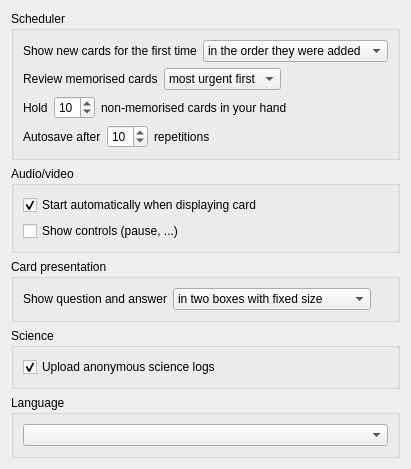
This is mnemosyne/mnemosyne/pyqt_ui/configuration_wdgt_main.ui in mnemosyne-proj/mnemosyne as Qt 5 draws it before an edit. The edited form follows.
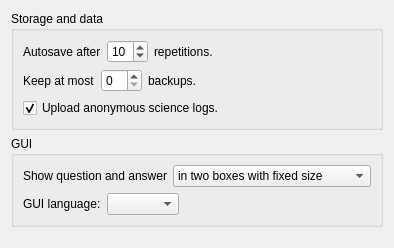
This is the edited form.

Commit message: Rework config screen.

The edit to the form file:
```diff
--- a/mnemosyne/mnemosyne/pyqt_ui/configuration_wdgt_main.ui
+++ b/mnemosyne/mnemosyne/pyqt_ui/configuration_wdgt_main.ui
@@ -6,150 +6,35 @@
    <rect>
     <x>0</x>
     <y>0</y>
-    <width>380</width>
-    <height>414</height>
+    <width>361</width>
+    <height>248</height>
    </rect>
   </property>
   <property name="windowTitle">
    <string>Form</string>
   </property>
-  <layout class="QVBoxLayout" name="verticalLayout_7">
-   <item>
     <layout class="QVBoxLayout" name="verticalLayout_6">
      <item>
+    <layout class="QVBoxLayout" name="verticalLayout_5">
+     <item>
       <widget class="QGroupBox" name="groupBox">
        <property name="title">
-        <string>Scheduler</string>
+        <string>Storage and data</string>
        </property>
+       <layout class="QVBoxLayout" name="verticalLayout_2">
+        <item>
        <layout class="QVBoxLayout" name="verticalLayout">
-        <item>
-         <layout class="QHBoxLayout" name="horizontalLayout_2">
-          <item>
-           <widget class="QLabel" name="label_2">
-            <property name="text">
-             <string>Show new cards for the first time</string>
-            </property>
-           </widget>
-          </item>
-          <item>
-           <widget class="QComboBox" name="new_cards">
-            <item>
-             <property name="text">
-              <string>in the order they were added</string>
-             </property>
-            </item>
-            <item>
-             <property name="text">
-              <string>in random order</string>
-             </property>
-            </item>
-           </widget>
-          </item>
-          <item>
-           <spacer name="horizontalSpacer">
-            <property name="orientation">
-             <enum>Qt::Horizontal</enum>
-            </property>
-            <property name="sizeHint" stdset="0">
-             <size>
-              <width>40</width>
-              <height>20</height>
-             </size>
-            </property>
-           </spacer>
-          </item>
-         </layout>
-        </item>
-        <item>
-         <layout class="QHBoxLayout" name="horizontalLayout_3">
-          <item>
-           <widget class="QLabel" name="label_3">
-            <property name="text">
-             <string>Review memorised cards</string>
-            </property>
-           </widget>
-          </item>
-          <item>
-           <widget class="QComboBox" name="scheduled_cards">
-            <item>
-             <property name="text">
-              <string>most urgent first</string>
-             </property>
-            </item>
-            <item>
-             <property name="text">
-              <string>in random order</string>
-             </property>
-            </item>
-           </widget>
-          </item>
-          <item>
-           <spacer name="horizontalSpacer_2">
-            <property name="orientation">
-             <enum>Qt::Horizontal</enum>
-            </property>
-            <property name="sizeHint" stdset="0">
-             <size>
-              <width>40</width>
-              <height>20</height>
-             </size>
-            </property>
-           </spacer>
-          </item>
-         </layout>
-        </item>
         <item>
          <layout class="QHBoxLayout" name="horizontalLayout">
           <item>
-           <widget class="QLabel" name="label">
-            <property name="text">
-             <string>Hold</string>
-            </property>
-           </widget>
-          </item>
-          <item>
-           <widget class="QSpinBox" name="non_memorised_cards">
-            <property name="minimum">
-             <number>1</number>
-            </property>
-            <property name="value">
-             <number>10</number>
-            </property>
-           </widget>
-          </item>
-          <item>
-           <widget class="QLabel" name="label_4">
-            <property name="text">
-             <string>non-memorised cards in your hand</string>
-            </property>
-           </widget>
-          </item>
-          <item>
-           <spacer name="horizontalSpacer_3">
-            <property name="orientation">
-             <enum>Qt::Horizontal</enum>
-            </property>
-            <property name="sizeHint" stdset="0">
-             <size>
-              <width>40</width>
-              <height>20</height>
-             </size>
-            </property>
-           </spacer>
-          </item>
-         </layout>
-        </item>
-        <item>
-         <layout class="QHBoxLayout" name="horizontalLayout_4">
-          <item>
-           <widget class="QLabel" name="label_5">
+             <widget class="QLabel" name="label_13">
             <property name="text">
              <string>Autosave after</string>
             </property>
            </widget>
           </item>
           <item>
-           <widget class="QSpinBox" name="save_after_n_reps">
+             <widget class="QSpinBox" name="save_after_n_reps_2">
             <property name="minimum">
              <number>1</number>
             </property>
@@ -162,14 +47,14 @@
            </widget>
           </item>
           <item>
-           <widget class="QLabel" name="label_6">
+             <widget class="QLabel" name="label_14">
             <property name="text">
-             <string>repetitions</string>
+               <string>repetitions.</string>
             </property>
            </widget>
           </item>
           <item>
-           <spacer name="horizontalSpacer_4">
+             <spacer name="horizontalSpacer_10">
             <property name="orientation">
              <enum>Qt::Horizontal</enum>
             </property>
@@ -183,19 +68,46 @@
           </item>
          </layout>
         </item>
-       </layout>
+          <item>
+           <layout class="QHBoxLayout" name="horizontalLayout_4">
+            <item>
+             <widget class="QLabel" name="label_2">
+              <property name="text">
+               <string>Keep at most</string>
+              </property>
       </widget>
      </item>
      <item>
-      <widget class="QGroupBox" name="audio_box">
-       <property name="title">
-        <string>Audio/video</string>
-       </property>
-       <layout class="QVBoxLayout" name="verticalLayout_2">
+             <widget class="QSpinBox" name="spinBox"/>
+            </item>
+            <item>
+             <widget class="QLabel" name="label_3">
+              <property name="text">
+               <string>backups.</string>
+              </property>
+             </widget>
+            </item>
         <item>
-         <widget class="QCheckBox" name="media_autoplay">
+             <spacer name="horizontalSpacer_3">
+              <property name="orientation">
+               <enum>Qt::Horizontal</enum>
+              </property>
+              <property name="sizeHint" stdset="0">
+               <size>
+                <width>40</width>
+                <height>20</height>
+               </size>
+              </property>
+             </spacer>
+            </item>
+           </layout>
+          </item>
+          <item>
+           <layout class="QHBoxLayout" name="horizontalLayout_3">
+            <item>
+             <widget class="QCheckBox" name="upload_science_logs">
           <property name="text">
-           <string>Start automatically when displaying card</string>
+               <string>Upload anonymous science logs.</string>
           </property>
           <property name="checked">
            <bool>true</bool>
@@ -203,14 +115,21 @@
          </widget>
         </item>
         <item>
-         <widget class="QCheckBox" name="media_controls">
-          <property name="text">
-           <string>Show controls (pause, ...)</string>
-          </property>
-          <property name="checked">
-           <bool>false</bool>
-          </property>
-         </widget>
+             <spacer name="horizontalSpacer">
+              <property name="orientation">
+               <enum>Qt::Horizontal</enum>
+              </property>
+              <property name="sizeHint" stdset="0">
+               <size>
+                <width>40</width>
+                <height>20</height>
+               </size>
+              </property>
+             </spacer>
+            </item>
+           </layout>
+          </item>
+         </layout>
         </item>
        </layout>
       </widget>
@@ -218,9 +137,11 @@
      <item>
       <widget class="QGroupBox" name="groupBox_2">
        <property name="title">
-        <string>Card presentation</string>
+        <string>GUI</string>
        </property>
-       <layout class="QVBoxLayout" name="verticalLayout_5">
+       <layout class="QVBoxLayout" name="verticalLayout_4">
+        <item>
+         <layout class="QVBoxLayout" name="verticalLayout_3">
         <item>
          <layout class="QHBoxLayout" name="horizontalLayout_5">
           <item>
@@ -264,40 +185,51 @@
           </item>
          </layout>
         </item>
-       </layout>
-      </widget>
-     </item>
      <item>
-      <widget class="QGroupBox" name="groupBox_3">
-       <property name="title">
-        <string>Science</string>
-       </property>
-       <layout class="QVBoxLayout" name="verticalLayout_3">
+           <layout class="QHBoxLayout" name="horizontalLayout_2">
         <item>
-         <widget class="QCheckBox" name="upload_science_logs">
+             <widget class="QLabel" name="label">
           <property name="text">
-           <string>Upload anonymous science logs</string>
-          </property>
-          <property name="checked">
-           <bool>true</bool>
-          </property>
-         </widget>
-        </item>
-       </layout>
-      </widget>
-     </item>
-     <item>
-      <widget class="QGroupBox" name="groupBox_4">
-       <property name="title">
-        <string>Language</string>
-       </property>
-       <layout class="QVBoxLayout" name="verticalLayout_4">
+               <string>GUI language:</string>
+              </property>
+             </widget>
+            </item>
         <item>
          <widget class="QComboBox" name="languages"/>
         </item>
+            <item>
+             <spacer name="horizontalSpacer_2">
+              <property name="orientation">
+               <enum>Qt::Horizontal</enum>
+              </property>
+              <property name="sizeHint" stdset="0">
+               <size>
+                <width>40</width>
+                <height>20</height>
+               </size>
+              </property>
+             </spacer>
+            </item>
+           </layout>
+          </item>
+         </layout>
+        </item>
        </layout>
       </widget>
      </item>
+     <item>
+      <spacer name="verticalSpacer">
+       <property name="orientation">
+        <enum>Qt::Vertical</enum>
+       </property>
+       <property name="sizeHint" stdset="0">
+        <size>
+         <width>20</width>
+         <height>40</height>
+        </size>
+       </property>
+      </spacer>
+     </item>
     </layout>
    </item>
   </layout>
```
Left out of the diff: 1 changed line with no effect on the pictures. Lines whose indentation alone changed are shown as unchanged. The commit also changes 5 other files.
